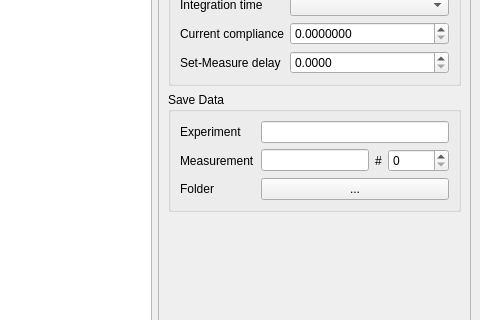
Old version of the form IV_measurement/UI_IV_Measurement.ui in the repository zigorrom/LegacyNoiseMeasurementSetup; both pictures show x 481 to 961 and y 440 to 760 of the 961 by 843 pixel window.
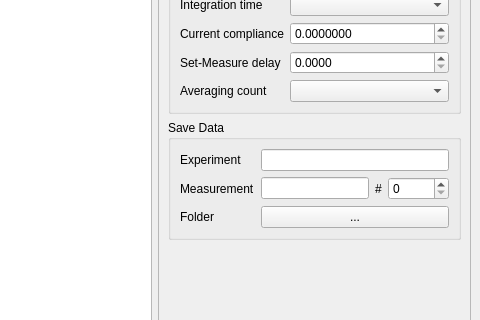
New version of the form. Custom widgets are drawn as their Qt base class.

Commit message: Implement Averaging Count Option

Patch:
```diff
--- a/IV_measurement/UI_IV_Measurement.ui
+++ b/IV_measurement/UI_IV_Measurement.ui
@@ -333,6 +333,23 @@
             </property>
            </widget>
           </item>
+          <item row="6" column="0">
+           <widget class="QLabel" name="label_16">
+            <property name="text">
+             <string>Averaging count</string>
+            </property>
+           </widget>
+          </item>
+          <item row="6" column="1">
+           <widget class="QComboBox" name="ui_averaging_count">
+            <property name="sizePolicy">
+             <sizepolicy hsizetype="Expanding" vsizetype="Fixed">
+              <horstretch>0</horstretch>
+              <verstretch>0</verstretch>
+             </sizepolicy>
+            </property>
+           </widget>
+          </item>
          </layout>
         </widget>
        </item>
```
The commit also changes 5 other files.
